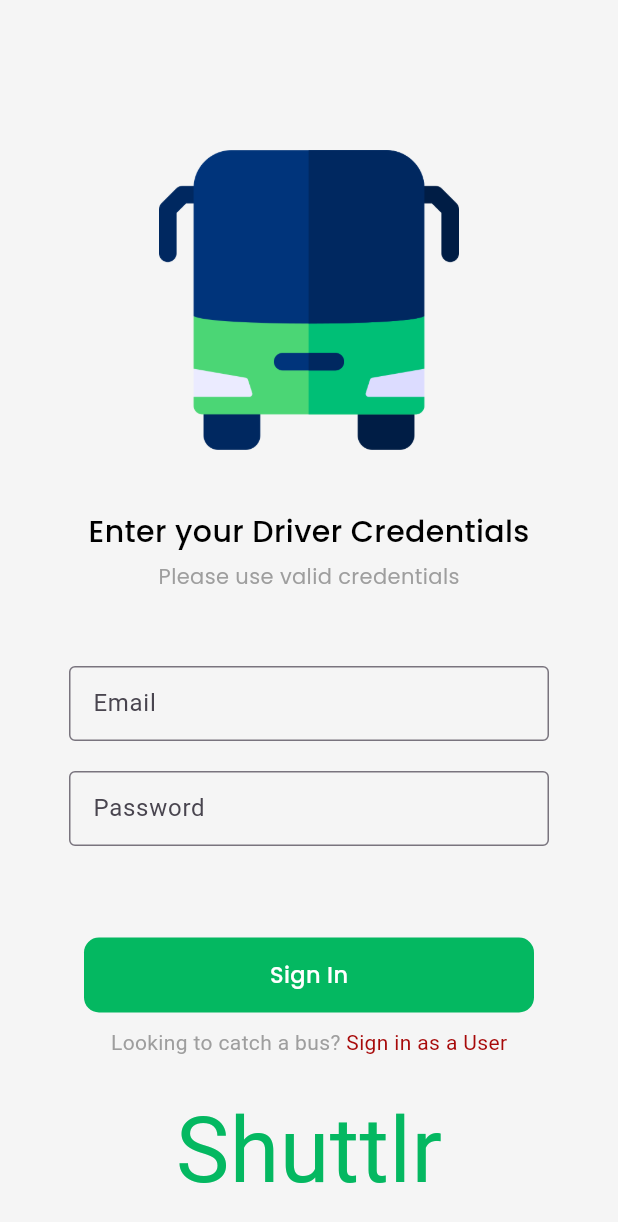
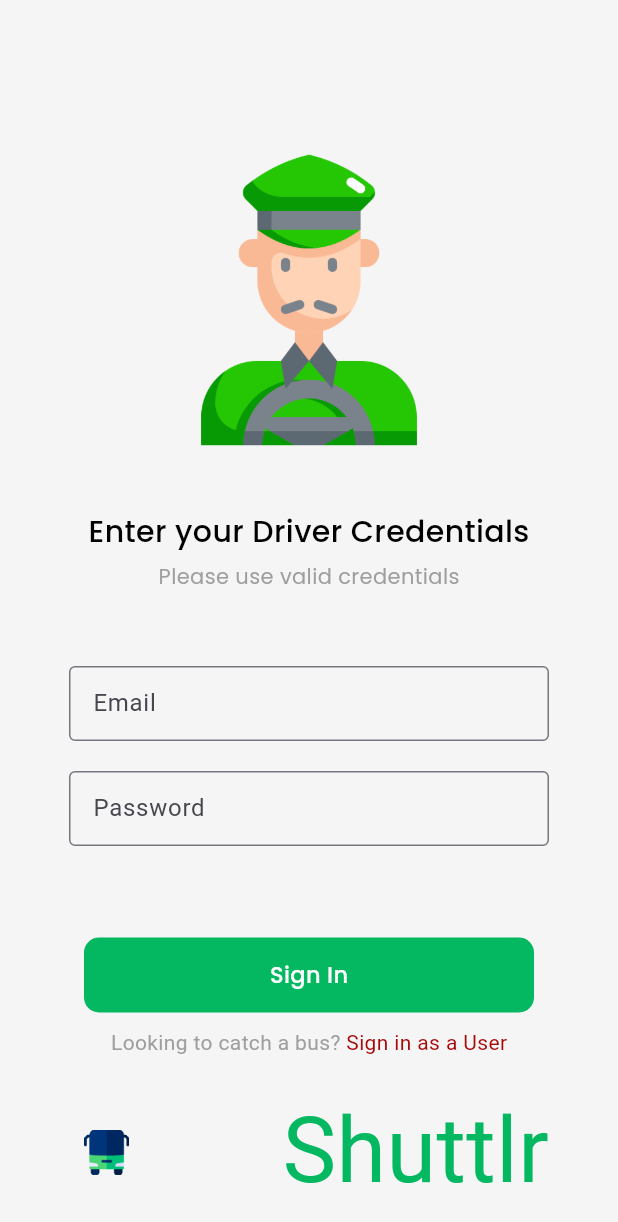
Before and after one commit to Retr0-Xan/Shuttlr, a Flutter app: the SignIn screen opened by its route, after a tap on "Driver", on a phone screen of 412 x 824 dp. Shown: the top 1222 px of the screen. Run offline on Flutter 3.47's test engine with Material 3 defaults, Android fonts, the phone set to English and light mode, and no system bars; our stand-ins replace firebase_auth, firebase_core, google_fonts; accounts and stored records are empty.

Commit message:
added new vectors for both sign pages. moved main(placeholder) logo to bottom

```diff
--- a/shuttlr/lib/pages/register.dart
+++ b/shuttlr/lib/pages/register.dart
@@ -33,7 +33,7 @@ class _RegisterState extends State<Register> {
               child: Hero(
                 tag: 'logo',
                 child: Image.asset(
-                  'assets/bus.png',
+                  'assets/taxi-driver (1).png',
                   width: 200,
                   height: 200,
                 ),
@@ -145,10 +145,16 @@ class _RegisterState extends State<Register> {
             ),
             Padding(
               padding: const EdgeInsets.only(top: 20),
-              child: Text(
-                "Shuttlr",
-                style: GoogleFonts.fasterOne(
-                    fontSize: 60, color: Color.fromARGB(255, 4, 184, 97)),
+              child: Row(
+                mainAxisAlignment: MainAxisAlignment.spaceAround,
+                children: [
+                  Image.asset('assets/bus.png', width: 50, height: 30),
+                  Text(
+                    "Shuttlr",
+                    style: GoogleFonts.fasterOne(
+                        fontSize: 60, color: Color.fromARGB(255, 4, 184, 97)),
+                  ),
+                ],
               ),
             ),
           ],
--- a/shuttlr/lib/pages/sign_in.dart
+++ b/shuttlr/lib/pages/sign_in.dart
@@ -28,7 +28,7 @@ class _SignInState extends State<SignIn> {
               child: Hero(
                 tag: 'logo',
                 child: Image.asset(
-                  'assets/bus.png',
+                  'assets/student (1).png',
                   width: 200,
                   height: 200,
                 ),
@@ -116,11 +116,18 @@ class _SignInState extends State<SignIn> {
               child: Material(
                 color: Colors.transparent,
                 child: Padding(
-                  padding: const EdgeInsets.only(top: 30),
-                  child: Text(
-                    "Shuttlr",
-                    style: GoogleFonts.fasterOne(
-                        fontSize: 60, color: Color.fromARGB(255, 4, 184, 97)),
+                  padding: const EdgeInsets.only(top: 20),
+                  child: Row(
+                    mainAxisAlignment: MainAxisAlignment.spaceAround,
+                    children: [
+                      Image.asset('assets/bus.png', width: 50, height: 40),
+                      Text(
+                        "Shuttlr",
+                        style: GoogleFonts.fasterOne(
+                            fontSize: 60,
+                            color: Color.fromARGB(255, 4, 184, 97)),
+                      ),
+                    ],
                   ),
                 ),
               ),
```
Also changed, not shown: shuttlr/assets/student (1).png (added), shuttlr/assets/taxi-driver (1).png (added).
